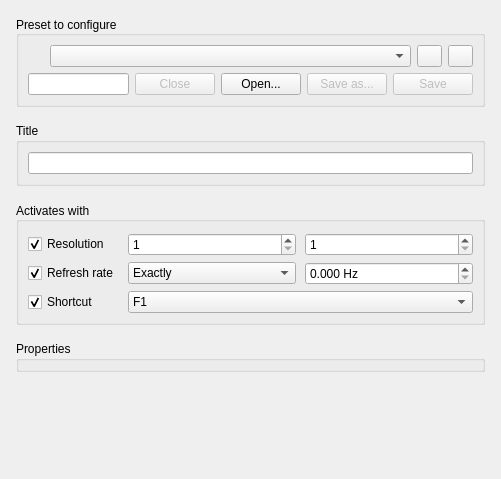
Before: the Qt Designer form src/display/qt/windows/ControlPanel/VideoPresets.ui in mrehkopf/vcs, drawn with Qt 5.
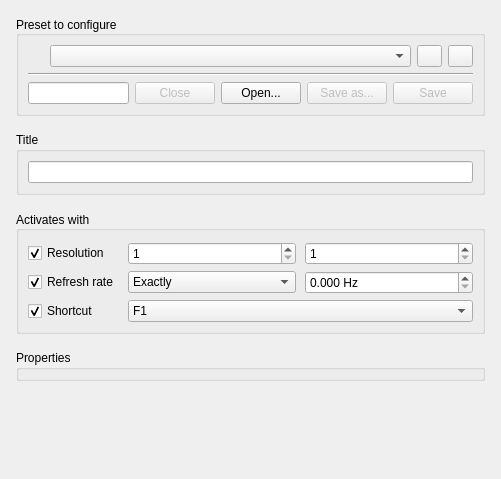
After: the same form once the commit is applied. Icons and pictures are not drawn. Custom widgets are drawn as their Qt base class.

Commit message: ui/video-presets: Fix preset list not automatically re-sorting when label changes

Diff of the .ui file:
```diff
--- a/src/display/qt/windows/ControlPanel/VideoPresets.ui
+++ b/src/display/qt/windows/ControlPanel/VideoPresets.ui
@@ -193,6 +193,13 @@
             </item>
            </layout>
           </item>
+          <item>
+           <widget class="Line" name="line">
+            <property name="orientation">
+             <enum>Qt::Horizontal</enum>
+            </property>
+           </widget>
+          </item>
           <item>
            <layout class="QHBoxLayout" name="horizontalLayout_2" stretch="1,0,0,0,0">
             <item>
```
The commit also changes 1 other file.
